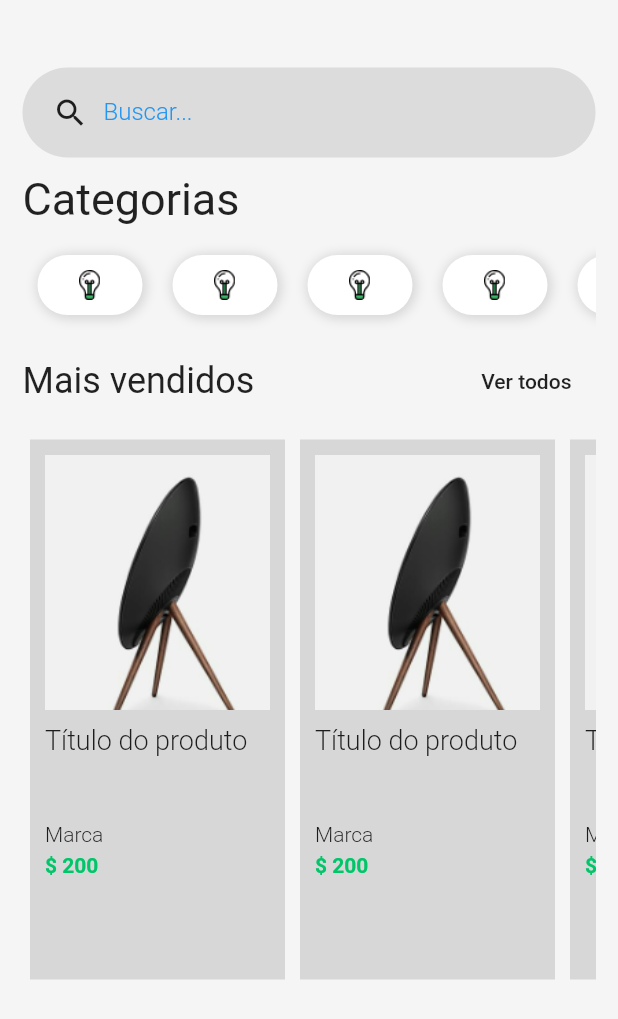
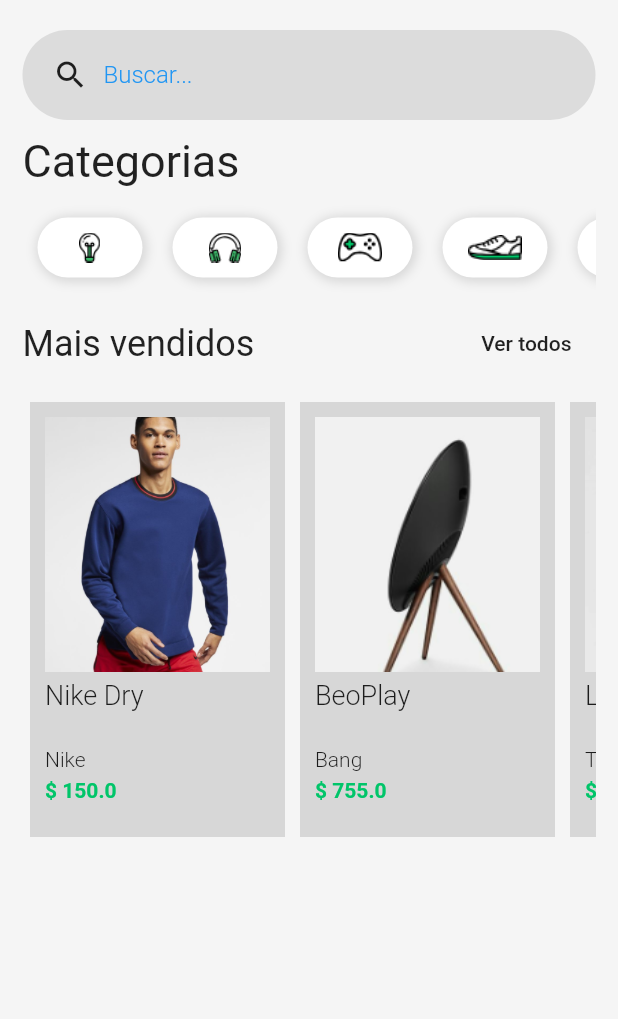
Before and after one commit to talesboalim/balta.io-7185-dominando-layouts-no-flutter-shopping, a Flutter app: the HomePage screen opened directly, on a phone screen of 412 x 824 dp. Shown: the top 1019 px of the screen. Run offline on Flutter 3.47's test engine with Material 2 defaults, Android fonts, the phone set to English and light mode, and no system bars.

Commit message:
Terminado layout do carrinho, adicionado TABs, refatorado código por widgets

```diff
--- a/lib/pages/home.page.dart
+++ b/lib/pages/home.page.dart
@@ -1,6 +1,7 @@
 import 'package:flutter/material.dart';
-
-import 'product.page.dart';
+import 'package:shopping/widgets/category/category-list.widget.dart';
+import 'package:shopping/widgets/product/product-list.widget.dart';
+import 'package:shopping/widgets/search-box.widget.dart';
 
 class HomePage extends StatelessWidget {
   @override
@@ -14,9 +15,9 @@ class HomePage extends StatelessWidget {
           crossAxisAlignment: CrossAxisAlignment.stretch,
           children: <Widget>[
             SizedBox(
-              height: 30,
+              height: 5,
             ),
-            search(),
+            SearchBox(),
             SizedBox(
               height: 10,
             ),
@@ -29,7 +30,7 @@ class HomePage extends StatelessWidget {
             ),
             Container(
               height: 60,
-              child: categoryList(),
+              child: CategoryList(),
             ),
             SizedBox(
               height: 10,
@@ -51,8 +52,10 @@ class HomePage extends StatelessWidget {
               height: 10,
             ),
             Container(
-              height: 370,
-              child: productList(context),
+              height: 300,
+              child: ProductList(
+                scrollDirection: Axis.horizontal,
+              ),
             )
           ],
         ),
@@ -60,162 +63,3 @@ class HomePage extends StatelessWidget {
     );
   }
 }
-
-Widget search() {
-  return Container(
-    height: 60,
-    padding: EdgeInsets.only(
-      left: 20,
-    ),
-    decoration: BoxDecoration(
-      color: Colors.black.withOpacity(0.1),
-      borderRadius: BorderRadius.all(
-        Radius.circular(128),
-      ),
-    ),
-    child: Row(
-      children: <Widget>[
-        Icon(Icons.search),
-        Container(
-          width: 300,
-          padding: EdgeInsets.only(left: 10),
-          child: TextFormField(
-            keyboardType: TextInputType.text,
-            decoration: InputDecoration(
-              border: InputBorder.none,
-              labelText: "Buscar...",
-              labelStyle: TextStyle(
-                color: Colors.blue,
-                fontWeight: FontWeight.w300,
-                fontSize: 16,
-              ),
-            ),
-            style: TextStyle(
-              fontSize: 20,
-              color: Colors.blue,
-            ),
-          ),
-        ),
-      ],
-    ),
-  );
-}
-
-Widget categoryList() {
-  return Container(
-    child: ListView(
-      scrollDirection: Axis.horizontal,
-      children: <Widget>[
-        categoryItem(),
-        categoryItem(),
-        categoryItem(),
-        categoryItem(),
-        categoryItem(),
-        categoryItem(),
-        categoryItem(),
-      ],
-    ),
-  );
-}
-
-Widget categoryItem() {
-  return Container(
-    width: 70,
-    height: 70,
-    margin: EdgeInsets.all(10),
-    padding: EdgeInsets.all(10),
-    decoration: BoxDecoration(
-      color: Colors.white,
-      boxShadow: [
-        new BoxShadow(
-          color: Colors.black12,
-          offset: new Offset(1, 1),
-          blurRadius: 5,
-          spreadRadius: 2,
-        ),
-      ],
-      borderRadius: BorderRadius.all(
-        Radius.circular(64),
-      ),
-    ),
-    child: Image.asset("assets/Icon_Devices.png"),
-  );
-}
-
-Widget productList(BuildContext context) {
-  return Container(
-    child: ListView(
-      scrollDirection: Axis.horizontal,
-      children: <Widget>[
-        productItem(context),
-        productItem(context),
-        productItem(context),
-        productItem(context),
-      ],
-    ),
-  );
-}
-
-Widget productItem(BuildContext context) {
-  return Container(
-    padding: EdgeInsets.all(10),
-    margin: EdgeInsets.all(5),
-    width: 170,
-    color: Colors.black12,
-    child: Column(
-      crossAxisAlignment: CrossAxisAlignment.start,
-      children: <Widget>[
-        GestureDetector(
-          onTap: () {
-            Navigator.push(
-              context,
-              MaterialPageRoute(
-                builder: (context) => ProductPage(),
-              ),
-            );
-          },
-          child: Image.asset(
-            "assets/product-1.png",
-            width: 170,
-            height: 170,
-            fit: BoxFit.cover,
-          ),
-        ),
-        SizedBox(
-          height: 10,
-        ),
-        Container(
-          height: 60,
-          child: Text(
-            "Título do produto",
-            style: TextStyle(
-              fontSize: 18,
-              fontWeight: FontWeight.w300,
-            ),
-          ),
-        ),
-        SizedBox(
-          height: 5,
-        ),
-        Text(
-          "Marca",
-          style: TextStyle(
-            fontSize: 14,
-            fontWeight: FontWeight.w300,
-          ),
-        ),
-        SizedBox(
-          height: 5,
-        ),
-        Text(
-          "\$ 200",
-          style: TextStyle(
-            fontSize: 14,
-            fontWeight: FontWeight.bold,
-            color: Color(0xFF00C569),
-          ),
-        ),
-      ],
-    ),
-  );
-}
--- /dev/null
+++ b/lib/widgets/category/category-item.widget.dart
@@ -0,0 +1,32 @@
+import 'package:flutter/material.dart';
+
+class CategoryItem extends StatelessWidget {
+  final String image;
+
+  CategoryItem({@required this.image});
+
+  @override
+  Widget build(BuildContext context) {
+    return Container(
+      width: 70,
+      height: 70,
+      margin: EdgeInsets.all(10),
+      padding: EdgeInsets.all(10),
+      decoration: BoxDecoration(
+        color: Colors.white,
+        boxShadow: [
+          new BoxShadow(
+            color: Colors.black12,
+            offset: new Offset(1, 1),
+            blurRadius: 5,
+            spreadRadius: 2,
+          ),
+        ],
+        borderRadius: BorderRadius.all(
+          Radius.circular(64),
+        ),
+      ),
+      child: Image.asset(image),
+    );
+  }
+}
--- /dev/null
+++ b/lib/widgets/category/category-list.widget.dart
@@ -0,0 +1,21 @@
+import 'package:flutter/material.dart';
+
+import 'category-item.widget.dart';
+
+class CategoryList extends StatelessWidget {
+  @override
+  Widget build(BuildContext context) {
+    return Container(
+      child: ListView(
+        scrollDirection: Axis.horizontal,
+        children: <Widget>[
+          CategoryItem(image: "assets/Icon_Devices.png"),
+          CategoryItem(image: "assets/Icon_Gadgets.png"),
+          CategoryItem(image: "assets/Icon_Gaming.png"),
+          CategoryItem(image: "assets/Icon_Mens_Shoe.png"),
+          CategoryItem(image: "assets/Icon_Womens_Shoe.png"),
+        ],
+      ),
+    );
+  }
+}
--- /dev/null
+++ b/lib/widgets/product/product-item.widget.dart
@@ -0,0 +1,86 @@
+import 'package:flutter/material.dart';
+import 'package:shopping/pages/product.page.dart';
+
+class ProductItem extends StatelessWidget {
+  final String image;
+  final String title;
+  final String brand;
+  final double price;
+
+  ProductItem({
+    @required this.image,
+    @required this.title,
+    @required this.brand,
+    @required this.price,
+  });
+
+  @override
+  Widget build(BuildContext context) {
+    return Container(
+      padding: EdgeInsets.all(10),
+      margin: EdgeInsets.all(5),
+      width: 170,
+      color: Colors.black12,
+      child: Column(
+        crossAxisAlignment: CrossAxisAlignment.start,
+        children: <Widget>[
+          GestureDetector(
+            onTap: () {
+              Navigator.push(
+                context,
+                MaterialPageRoute(
+                  builder: (context) => ProductPage(
+                    title: title,
+                    brand: brand,
+                    image: image,
+                    price: price,
+                  ),
+                ),
+              );
+            },
+            child: Image.asset(
+              image,
+              width: 170,
+              height: 170,
+              fit: BoxFit.cover,
+            ),
+          ),
+          SizedBox(
+            height: 5,
+          ),
+          Container(
+            height: 40,
+            child: Text(
+              title,
+              style: TextStyle(
+                fontSize: 18,
+                fontWeight: FontWeight.w300,
+              ),
+            ),
+          ),
+          SizedBox(
+            height: 5,
+          ),
+          Text(
+            brand,
+            style: TextStyle(
+              fontSize: 14,
+              fontWeight: FontWeight.w300,
+            ),
+          ),
+          SizedBox(
+            height: 5,
+          ),
+          Text(
+            "\$ $price",
+            style: TextStyle(
+              fontSize: 14,
+              fontWeight: FontWeight.bold,
+              color: Color(0xFF00C569),
+            ),
+          ),
+        ],
+      ),
+    );
+  }
+}
--- /dev/null
+++ b/lib/widgets/product/product-list.widget.dart
@@ -0,0 +1,44 @@
+import 'package:flutter/material.dart';
+
+import 'product-item.widget.dart';
+
+class ProductList extends StatelessWidget {
+  final Axis scrollDirection;
+
+  ProductList({@required this.scrollDirection});
+
+  @override
+  Widget build(BuildContext context) {
+    return Container(
+      child: ListView(
+        scrollDirection: scrollDirection,
+        children: <Widget>[
+          ProductItem(
+            title: "Nike Dry",
+            brand: "Nike",
+            image: "assets/product-10.png",
+            price: 150,
+          ),
+          ProductItem(
+            title: "BeoPlay",
+            brand: "Bang",
+            image: "assets/product-1.png",
+            price: 755,
+          ),
+          ProductItem(
+            title: "Leather",
+            brand: "Tag",
+            image: "assets/product-2.png",
+            price: 450,
+          ),
+          ProductItem(
+            title: "Smart",
+            brand: "Google",
+            image: "assets/product-3.png",
+            price: 900,
+          ),
+        ],
+      ),
+    );
+  }
+}
--- /dev/null
+++ b/lib/widgets/search-box.widget.dart
@@ -0,0 +1,44 @@
+import 'package:flutter/material.dart';
+
+class SearchBox extends StatelessWidget {
+  @override
+  Widget build(BuildContext context) {
+    return Container(
+    height: 60,
+    padding: EdgeInsets.only(
+      left: 20,
+    ),
+    decoration: BoxDecoration(
+      color: Colors.black.withOpacity(0.1),
+      borderRadius: BorderRadius.all(
+        Radius.circular(128),
+      ),
+    ),
+    child: Row(
+      children: <Widget>[
+        Icon(Icons.search),
+        Container(
+          width: 300,
+          padding: EdgeInsets.only(left: 10),
+          child: TextFormField(
+            keyboardType: TextInputType.text,
+            decoration: InputDecoration(
+              border: InputBorder.none,
+              labelText: "Buscar...",
+              labelStyle: TextStyle(
+                color: Colors.blue,
+                fontWeight: FontWeight.w300,
+                fontSize: 16,
+              ),
+            ),
+            style: TextStyle(
+              fontSize: 20,
+              color: Colors.blue,
+            ),
+          ),
+        ),
+      ],
+    ),
+  );
+  }
+}
```
Also changed, not shown: lib/main.dart (+6 -2 lines), lib/pages/cart.page.dart (+46 -2 lines), lib/pages/login.page.dart (+1 -9 lines), lib/pages/product.page.dart (+16 -4 lines), lib/pages/tabs.page.dart (added, +37 -0 lines).
